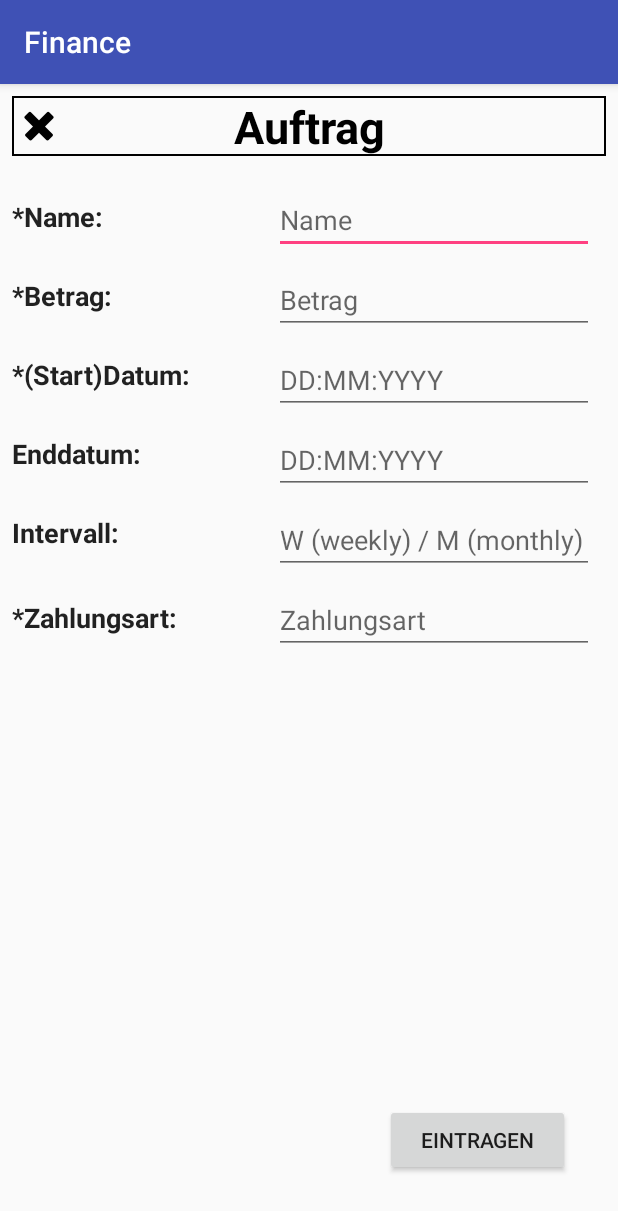
After one commit to 04Afternoon/Finance, an Android app: the InOutPermsActivity screen opened directly, with no data from a screen before it, on a phone screen of 412 x 824 dp. The commit adds this screen. Shown: the top 1211 px of the screen. Run offline under Robolectric (Android 15) with nearby library versions, the phone set to English and light mode, and no system bars.

Commit message:
InOutPermsActivity created

```diff
--- a/app/src/main/AndroidManifest.xml
+++ b/app/src/main/AndroidManifest.xml
@@ -24,6 +24,7 @@
             </intent-filter>
         </activity>
         <activity android:name=".CategoryActivity"></activity>
+        <activity android:name=".InOutPermsActivity"></activity>
     </application>
 
 </manifest>
--- a/app/src/main/java/me/finance/finance/FragmentBalance.java
+++ b/app/src/main/java/me/finance/finance/FragmentBalance.java
@@ -3,6 +3,7 @@ package me.finance.finance;
 
 import android.app.Activity;
 import android.content.Context;
+import android.content.Intent;
 import android.graphics.PorterDuff;
 import android.os.Bundle;
 import android.support.v4.app.Fragment;
@@ -48,16 +49,18 @@ public class FragmentBalance extends Fragment {
         einnahmen_button.setOnClickListener(new View.OnClickListener() {
             @Override
             public void onClick(View view) {
-                Toast toast = Toast.makeText(context, "TODO: IMPLEMENT EINNAHMEN BUTTON", Toast.LENGTH_SHORT);
-                toast.show();
+                Intent intent = new Intent(getActivity(), InOutPermsActivity.class);
+                intent.putExtra("intake", true);
+                startActivity(intent);
             }
         });
 
         ausgaben_button.setOnClickListener(new View.OnClickListener() {
             @Override
             public void onClick(View view) {
-                Toast toast = Toast.makeText(context, "TODO: IMPLEMENT AUSGABEN BUTTON", Toast.LENGTH_SHORT);
-                toast.show();
+                Intent intent = new Intent(getActivity(), InOutPermsActivity.class);
+                intent.putExtra("intake", false);
+                startActivity(intent);
             }
         });
 
--- a/app/src/main/java/me/finance/finance/FragmentMonths.java
+++ b/app/src/main/java/me/finance/finance/FragmentMonths.java
@@ -76,7 +76,7 @@ public class FragmentMonths extends Fragment {
         ArrayList<Item> itemsArrayList = new ArrayList<>();
 
         for(Integer i = 0; i < 20; i++){
-            Item item = new Item("Test" + Integer.toString(i), Integer.toString(ThreadLocalRandom.current().nextInt(30, 150)));
+            Item item = new Item("Test" + Integer.toString(i), Integer.toString(ThreadLocalRandom.current().nextInt(-150, 150)));
             itemsArrayList.add(item);
         }
 
--- /dev/null
+++ b/app/src/main/java/me/finance/finance/InOutPermsActivity.java
@@ -0,0 +1,70 @@
+package me.finance.finance;
+
+import android.support.v7.app.AppCompatActivity;
+import android.os.Bundle;
+import android.view.View;
+import android.widget.Button;
+import android.widget.EditText;
+import android.widget.ImageButton;
+import android.widget.Toast;
+
+public class InOutPermsActivity extends AppCompatActivity {
+
+    private ImageButton exitButton;
+    private Button finishButton;
+
+    @Override
+    protected void onCreate(Bundle savedInstanceState) {
+        super.onCreate(savedInstanceState);
+        setContentView(R.layout.activity_in_out_perms);
+
+        exitButton = findViewById(R.id.auftrag_exit_button);
+        FragmentBalance.buttonEffect(exitButton);
+        exitButton.setOnClickListener(new View.OnClickListener() {
+            @Override
+            public void onClick(View view) {
+                finish();
+            }
+        });
+
+        finishButton = findViewById(R.id.auftrag_finish_button);
+        finishButton.setOnClickListener(new View.OnClickListener() {
+            @Override
+            public void onClick(View view) {
+                EditText name_text_field = findViewById(R.id.name_text_field);
+                String name = name_text_field.getText().toString();
+                EditText value_text_field = findViewById(R.id.value_text_field);
+                String value = value_text_field.getText().toString();
+                EditText start_date_text_field = findViewById(R.id.start_text_field);
+                String startDate = start_date_text_field.getText().toString();
+                EditText end_date_text_field = findViewById(R.id.end_text_field);
+                String endDate = end_date_text_field.getText().toString();
+                EditText intervall_text_field = findViewById(R.id.intervall_text_field);
+                String intervall = intervall_text_field.getText().toString();
+                EditText payment_text_field = findViewById(R.id.payment_text_field);
+                String payment = payment_text_field.getText().toString();
+
+                if(!name.isEmpty() && !value.isEmpty() && !startDate.isEmpty() && !payment.isEmpty() && intervall.isEmpty() && endDate.isEmpty()){
+                    Toast toast = Toast.makeText(getApplicationContext(), "TODO -> push to DB", Toast.LENGTH_SHORT);
+                    toast.show();
+                    System.out.println("DEBUG: !Once! " + name + " " + value + " " + startDate + " " + "ONCE" + " " + "ONCE" + " " + payment);
+                    System.out.println("DEBUG:" + getIntent().getBooleanExtra("intake", false));
+                    finish();
+                } else if(!name.isEmpty() && !value.isEmpty() && !startDate.isEmpty() && !payment.isEmpty() && !intervall.isEmpty() && !endDate.isEmpty()){
+                    Toast toast = Toast.makeText(getApplicationContext(), "TODO -> push to DB", Toast.LENGTH_SHORT);
+                    toast.show();
+                    System.out.println("DEBUG: !Permanent! " + name + " " + value + " " + startDate + " " + endDate + " " + intervall + " " + payment);
+                    System.out.println("DEBUG:" + getIntent().getBooleanExtra("intake", false));
+                    finish();
+                } else {
+                    Toast toastError = Toast.makeText(getApplicationContext(), "Fields with * are required", Toast.LENGTH_SHORT);
+                    toastError.show();
+                    System.out.println("DEBUG:" + getIntent().getBooleanExtra("intake", false));
+
+                }
+
+            }
+        });
+
+    }
+}
--- a/app/src/main/res/layout/activity_category.xml
+++ b/app/src/main/res/layout/activity_category.xml
@@ -39,6 +39,8 @@
         android:layout_marginBottom="8dp"
         android:layout_marginEnd="8dp"
         android:layout_marginStart="8dp"
+        android:fadeScrollbars="false"
+        android:scrollbars="vertical"
         app:layout_constraintBottom_toBottomOf="parent"
         app:layout_constraintEnd_toEndOf="parent"
         app:layout_constraintStart_toStartOf="parent" />
--- /dev/null
+++ b/app/src/main/res/layout/activity_in_out_perms.xml
@@ -0,0 +1,201 @@
+<?xml version="1.0" encoding="utf-8"?>
+<android.support.constraint.ConstraintLayout xmlns:android="http://schemas.android.com/apk/res/android"
+    xmlns:app="http://schemas.android.com/apk/res-auto"
+    xmlns:tools="http://schemas.android.com/tools"
+    android:layout_width="match_parent"
+    android:layout_height="match_parent"
+    tools:context=".InOutPermsActivity">
+
+
+    <TextView
+        android:id="@+id/monat"
+        android:layout_width="match_parent"
+        android:layout_height="40dp"
+        android:layout_centerHorizontal="true"
+        android:layout_marginEnd="8dp"
+        android:layout_marginStart="8dp"
+        android:layout_marginTop="8dp"
+        android:background="@drawable/border"
+        android:gravity="center"
+        android:text="Auftrag"
+        android:textAlignment="center"
+        android:textColor="#000000"
+        android:textSize="30sp"
+        android:textStyle="bold"
+        app:layout_constraintEnd_toEndOf="parent"
+        app:layout_constraintStart_toStartOf="parent"
+        app:layout_constraintTop_toTopOf="parent" />
+
+    <ImageButton
+        android:id="@+id/auftrag_exit_button"
+        android:layout_width="wrap_content"
+        android:layout_height="wrap_content"
+        android:layout_marginStart="10dp"
+        android:layout_marginTop="12dp"
+        android:background="@android:color/black"
+        android:backgroundTint="@android:color/transparent"
+        android:tint="@android:color/background_dark"
+        app:layout_constraintStart_toStartOf="parent"
+        app:layout_constraintTop_toTopOf="parent"
+        app:srcCompat="@android:drawable/ic_delete" />
+
+    <EditText
+        android:id="@+id/name_text_field"
+        android:layout_width="wrap_content"
+        android:layout_height="wrap_content"
+        android:layout_marginEnd="16dp"
+        android:layout_marginTop="68dp"
+        android:ems="10"
+        android:hint="Name"
+        android:inputType="textPersonName"
+        app:layout_constraintEnd_toEndOf="parent"
+        app:layout_constraintTop_toTopOf="parent" />
+
+    <EditText
+        android:id="@+id/value_text_field"
+        android:layout_width="wrap_content"
+        android:layout_height="wrap_content"
+        android:layout_marginEnd="16dp"
+        android:layout_marginTop="8dp"
+        android:ems="10"
+        android:hint="Betrag"
+        android:inputType="number"
+        app:layout_constraintEnd_toEndOf="parent"
+        app:layout_constraintTop_toBottomOf="@+id/name_text_field" />
+
+    <EditText
+        android:id="@+id/start_text_field"
+        android:layout_width="wrap_content"
+        android:layout_height="wrap_content"
+        android:layout_marginEnd="16dp"
+        android:layout_marginTop="8dp"
+        android:ems="10"
+        android:hint="DD:MM:YYYY"
+        android:inputType="date"
+        app:layout_constraintEnd_toEndOf="parent"
+        app:layout_constraintTop_toBottomOf="@+id/value_text_field" />
+
+    <EditText
+        android:id="@+id/end_text_field"
+        android:layout_width="wrap_content"
+        android:layout_height="wrap_content"
+        android:layout_marginEnd="16dp"
+        android:layout_marginTop="8dp"
+        android:ems="10"
+        android:hint="DD:MM:YYYY"
+        android:inputType="date"
+        app:layout_constraintEnd_toEndOf="parent"
+        app:layout_constraintTop_toBottomOf="@+id/start_text_field" />
+
+    <EditText
+        android:id="@+id/intervall_text_field"
+        android:layout_width="wrap_content"
+        android:layout_height="wrap_content"
+        android:layout_marginEnd="16dp"
+        android:layout_marginTop="8dp"
+        android:ems="10"
+        android:hint="W (weekly) / M (monthly)"
+        android:inputType="textPersonName"
+        app:layout_constraintEnd_toEndOf="parent"
+        app:layout_constraintTop_toBottomOf="@+id/end_text_field" />
+
+    <EditText
+        android:id="@+id/payment_text_field"
+        android:layout_width="wrap_content"
+        android:layout_height="wrap_content"
+        android:layout_marginEnd="16dp"
+        android:layout_marginTop="8dp"
+        android:ems="10"
+        android:hint="Zahlungsart"
+        android:inputType="textPersonName"
+        app:layout_constraintEnd_toEndOf="parent"
+        app:layout_constraintTop_toBottomOf="@+id/intervall_text_field" />
+
+    <Button
+        android:id="@+id/auftrag_finish_button"
+        android:layout_width="123dp"
+        android:layout_height="wrap_content"
+        android:layout_marginBottom="40dp"
+        android:layout_marginEnd="32dp"
+        android:text="Eintragen"
+        app:layout_constraintBottom_toBottomOf="parent"
+        app:layout_constraintEnd_toEndOf="parent" />
+
+    <TextView
+        android:layout_width="wrap_content"
+        android:layout_height="wrap_content"
+        android:layout_marginStart="8dp"
+        android:layout_marginTop="32dp"
+        android:text="*Zahlungsart:"
+        android:textAppearance="@style/TextAppearance.AppCompat"
+        android:textSize="18sp"
+        android:textStyle="bold"
+        app:layout_constraintStart_toStartOf="parent"
+        app:layout_constraintTop_toBottomOf="@+id/textView12" />
+
+    <TextView
+        android:id="@+id/textView12"
+        android:layout_width="wrap_content"
+        android:layout_height="wrap_content"
+        android:layout_marginStart="8dp"
+        android:layout_marginTop="28dp"
+        android:text="Intervall:"
+        android:textAppearance="@style/TextAppearance.AppCompat"
+        android:textSize="18sp"
+        android:textStyle="bold"
+        app:layout_constraintStart_toStartOf="parent"
+        app:layout_constraintTop_toBottomOf="@+id/textView11" />
+
+    <TextView
+        android:id="@+id/textView11"
+        android:layout_width="wrap_content"
+        android:layout_height="wrap_content"
+        android:layout_marginStart="8dp"
+        android:layout_marginTop="28dp"
+        android:text="Enddatum:"
+        android:textAppearance="@style/TextAppearance.AppCompat"
+        android:textSize="18sp"
+        android:textStyle="bold"
+        app:layout_constraintStart_toStartOf="parent"
+        app:layout_constraintTop_toBottomOf="@+id/textView10" />
+
+    <TextView
+        android:id="@+id/textView10"
+        android:layout_width="wrap_content"
+        android:layout_height="wrap_content"
+        android:layout_marginStart="8dp"
+        android:layout_marginTop="28dp"
+        android:text="*(Start)Datum:"
+        android:textAppearance="@style/TextAppearance.AppCompat"
+        android:textSize="18sp"
+        android:textStyle="bold"
+        app:layout_constraintStart_toStartOf="parent"
+        app:layout_constraintTop_toBottomOf="@+id/textView9" />
+
+    <TextView
+        android:id="@+id/textView9"
+        android:layout_width="wrap_content"
+        android:layout_height="wrap_content"
+        android:layout_marginStart="8dp"
+        android:layout_marginTop="28dp"
+        android:text="*Betrag:"
+        android:textAppearance="@style/TextAppearance.AppCompat"
+        android:textSize="18sp"
+        android:textStyle="bold"
+        app:layout_constraintStart_toStartOf="parent"
+        app:layout_constraintTop_toBottomOf="@+id/textView8" />
+
+    <TextView
+        android:id="@+id/textView8"
+        android:layout_width="wrap_content"
+        android:layout_height="wrap_content"
+        android:layout_marginStart="8dp"
+        android:layout_marginTop="76dp"
+        android:text="*Name:"
+        android:textAppearance="@style/TextAppearance.AppCompat"
+        android:textSize="18sp"
+        android:textStyle="bold"
+        app:layout_constraintStart_toStartOf="parent"
+        app:layout_constraintTop_toTopOf="parent" />
+
+</android.support.constraint.ConstraintLayout>
--- a/app/src/main/res/layout/activity_overview.xml
+++ b/app/src/main/res/layout/activity_overview.xml
@@ -17,12 +17,11 @@
         android:layout_marginStart="8dp"
         android:layout_marginTop="8dp"
         android:layout_weight="1"
-        app:layout_constraintBottom_toTopOf="@+id/navigation"
+        app:layout_constraintBottom_toBottomOf="parent"
         app:layout_constraintEnd_toEndOf="parent"
         app:layout_constraintHorizontal_bias="0.0"
         app:layout_constraintStart_toStartOf="parent"
-        app:layout_constraintTop_toTopOf="parent"
-        app:layout_constraintVertical_bias="0.0" />
+        app:layout_constraintTop_toTopOf="parent" />
 
     <android.support.design.widget.BottomNavigationView
         android:id="@+id/navigation"
--- a/app/src/main/res/layout/fragment_months.xml
+++ b/app/src/main/res/layout/fragment_months.xml
@@ -17,6 +17,7 @@
             android:layout_height="498dp"
             android:layout_marginTop="88dp"
             android:background="@android:drawable/screen_background_light_transparent"
+            android:fadeScrollbars="false"
             android:scrollbars="vertical"
             app:layout_constraintEnd_toEndOf="parent"
             app:layout_constraintHorizontal_bias="0.0"
```
